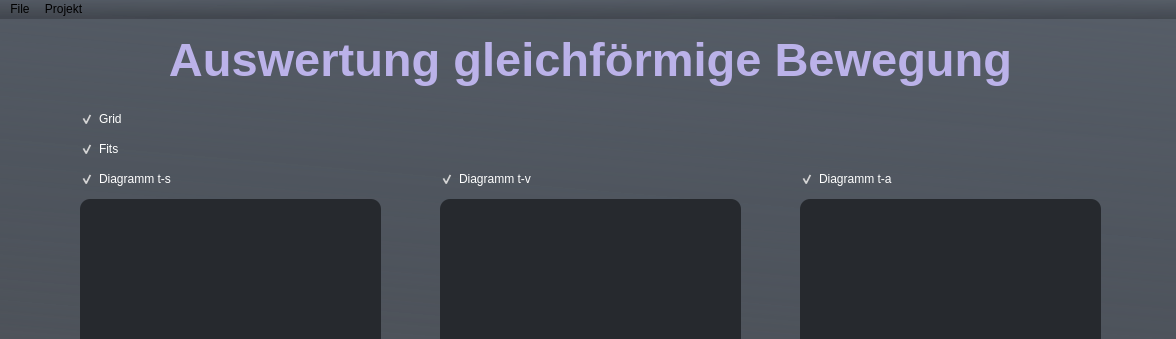
Above: form.ui from KonstantinPfeil/physics-project before the change; both pictures show x 0 to 1176 and y 0 to 339 of the 1176 by 650 pixel window. Below: the same form after it.
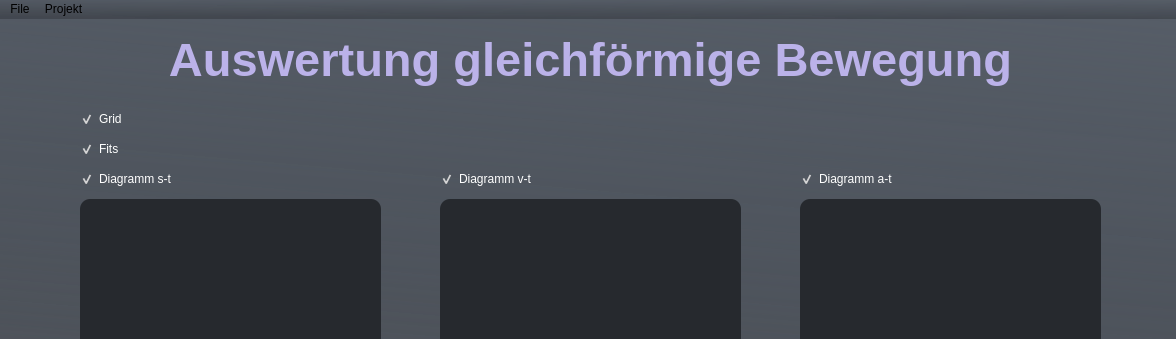
That is the form after the change. Custom widgets are drawn as their Qt base class.

```diff
--- a/form.ui
+++ b/form.ui
@@ -111,7 +111,7 @@
 color: rgb(255, 255, 255);</string>
     </property>
     <property name="text">
-     <string>Diagramm t-s</string>
+     <string>Diagramm s-t</string>
     </property>
     <property name="checked">
      <bool>true</bool>
@@ -131,7 +131,7 @@
 color: rgb(255, 255, 255);</string>
     </property>
     <property name="text">
-     <string>Diagramm t-v</string>
+     <string>Diagramm v-t</string>
     </property>
     <property name="checked">
      <bool>true</bool>
@@ -151,7 +151,7 @@
 color: rgb(255, 255, 255);</string>
     </property>
     <property name="text">
-     <string>Diagramm t-a</string>
+     <string>Diagramm a-t</string>
     </property>
     <property name="checked">
      <bool>true</bool>
```
